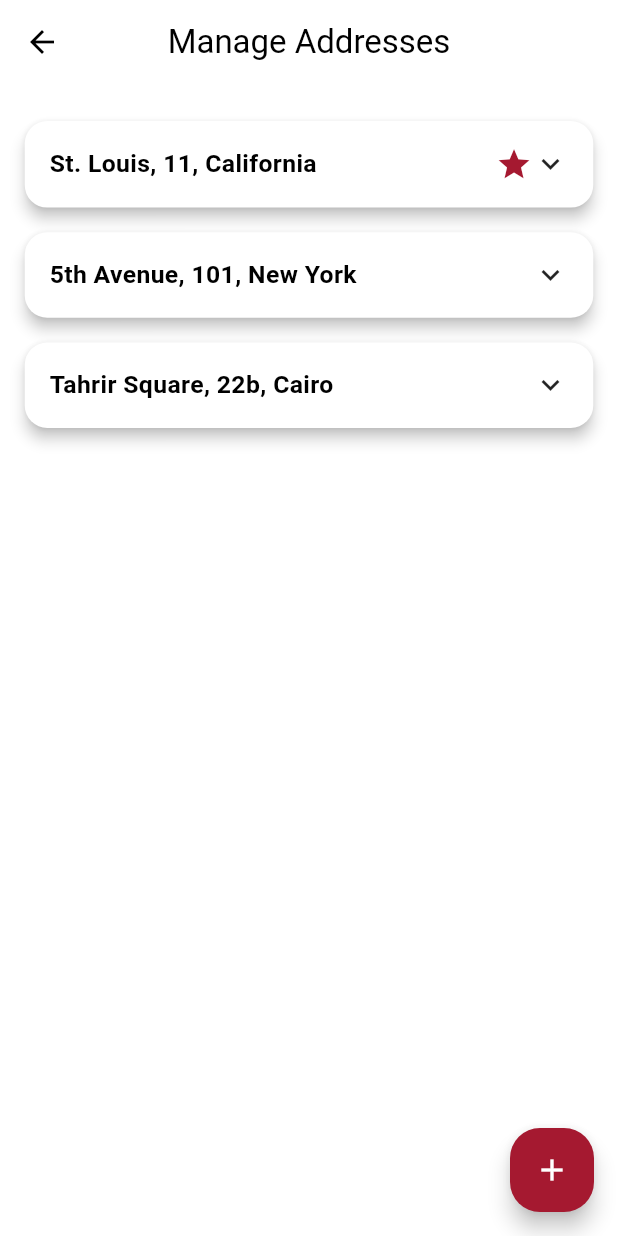
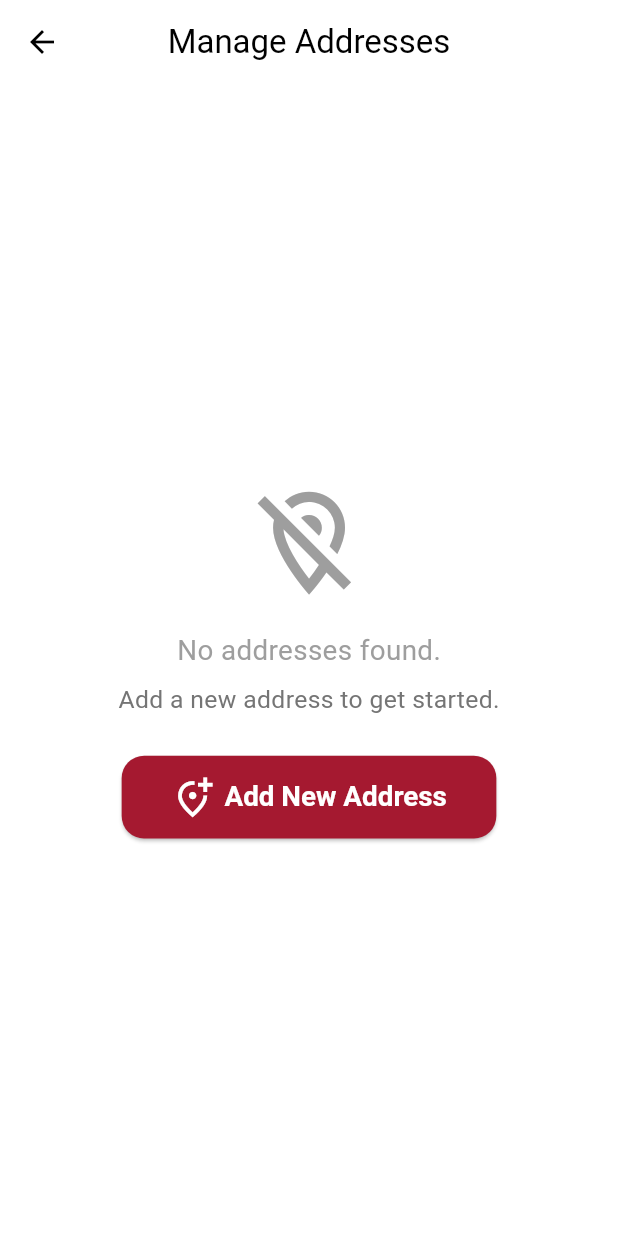
Before and after one commit to iSeFz/ELEVATE-Mobile, a Flutter app: the ManageAddressesPage screen opened directly, on a phone screen of 412 x 824 dp. Run offline on Flutter 3.47's test engine with Material 3 defaults, Android fonts, the light colour scheme and no system bars; our stand-ins replace bloc, firebase_auth, firebase_core, flutter_bloc, google_sign_in; accounts and stored records are empty.

Commit message:
Integrate the Addresses Screen with Backend
- Integrate the Addresses Screen with Backend
- Added additional attributes to the address: latitude, longitude, postal code, displayed address

```diff
--- a/elevate/lib/models/address.dart
+++ b/elevate/lib/models/address.dart
@@ -1,15 +1,23 @@
 class UserAddress {
   String id;
+  String displayedAddress;
   String city;
   String street;
   String building;
+  String postalCode;
+  String latitude;
+  String longitude;
   bool isDefault;
 
   UserAddress({
     required this.id,
+    required this.displayedAddress,
     required this.city,
     required this.street,
     required this.building,
+    required this.postalCode,
+    required this.latitude,
+    required this.longitude,
     this.isDefault = false,
   });
 }
--- a/elevate/lib/screens/user_profile/manage_addresses_page.dart
+++ b/elevate/lib/screens/user_profile/manage_addresses_page.dart
@@ -1,5 +1,10 @@
 import 'package:flutter/material.dart';
 import '../../models/address.dart';
+import 'dart:convert';
+import 'package:http/http.dart' as http;
+import '../../constants/app_constants.dart';
+import '../../cubits/customer_cubit.dart';
+import 'package:flutter_bloc/flutter_bloc.dart';
 
 class ManageAddressesPage extends StatefulWidget {
   const ManageAddressesPage({super.key});
@@ -9,28 +14,8 @@ class ManageAddressesPage extends StatefulWidget {
 }
 
 class _ManageAddressesPageState extends State<ManageAddressesPage> {
-  // Sample list of addresses - replace with actual data source
-  final List<UserAddress> _addresses = [
-    UserAddress(
-      id: '1',
-      city: 'California',
-      street: 'St. Louis',
-      building: '11',
-      isDefault: true,
-    ),
-    UserAddress(
-      id: '2',
-      city: 'New York',
-      street: '5th Avenue',
-      building: '101',
-    ),
-    UserAddress(
-      id: '3',
-      city: 'Cairo',
-      street: 'Tahrir Square',
-      building: '22b',
-    ),
-  ];
+  final List<UserAddress> _addresses = [];
+  bool _isLoading = true; // Add loading state
 
   // To keep track of which card is expanded
   String? _expandedAddressId;
@@ -39,8 +24,15 @@ class _ManageAddressesPageState extends State<ManageAddressesPage> {
   final _cityController = TextEditingController();
   final _streetController = TextEditingController();
   final _buildingController = TextEditingController();
+  final _postalCodeController = TextEditingController();
 
   final _addressFormKey = GlobalKey<FormState>(); // Added FormKey
+
+  @override
+  void initState() {
+    super.initState();
+    fetchAddresses();
+  }
 
   @override
   void dispose() {
@@ -48,6 +40,70 @@ class _ManageAddressesPageState extends State<ManageAddressesPage> {
     _streetController.dispose();
     _buildingController.dispose();
     super.dispose();
+  }
+
+  Future<void> fetchAddresses() async {
+    setState(() {
+      _isLoading = true;
+    });
+    final customerState = context.read<CustomerCubit>().state;
+    String? userId;
+    if (customerState is CustomerLoggedIn) {
+      userId = customerState.customer.id;
+    } else if (customerState is CustomerLoaded) {
+      userId = customerState.customer.id;
+    }
+    if (userId == null) {
+      setState(() {
+        _isLoading = false;
+      });
+      return;
+    }
+
+    final url = "$apiBaseURL/v1/customers/me?userId=$userId";
+    try {
+      final response = await http.get(
+        Uri.parse(url),
+        headers: {testAuthHeader: testAuthValue},
+      );
+      if (response.statusCode == 200) {
+        final data = json.decode(response.body);
+        final addresses = data['data']['addresses'] as List<dynamic>? ?? [];
+        setState(() {
+          _addresses.clear();
+          for (int i = 0; i < addresses.length; i++) {
+            final addr = addresses[i];
+            _addresses.add(
+              UserAddress(
+                id: i.toString(),
+                displayedAddress:
+                    '${addr['building']} ${addr['street']}, ${addr['city']}',
+                city: addr['city'] ?? '',
+                street: addr['street'] ?? '',
+                building: addr['building'].toString(),
+                postalCode: addr['postalCode'].toString(),
+                latitude: addr['latitude'].toString(),
+                longitude: addr['longitude'].toString(),
+                isDefault: i == 0, // Mark first as default
+              ),
+            );
+          }
+          _isLoading = false; // Done loading
+        });
+      } else {
+        setState(() {
+          _isLoading = false;
+        });
+      }
+    } catch (e) {
+      setState(() {
+        _isLoading = false;
+      });
+      print('Error fetching addresses: $e');
+      ScaffoldMessenger.of(
+        context,
+      ).showSnackBar(SnackBar(content: Text('Failed to load addresses.')));
+    }
   }
 
   void _toggleExpand(String addressId) {
@@ -58,6 +114,7 @@ class _ManageAddressesPageState extends State<ManageAddressesPage> {
         _cityController.clear();
         _streetController.clear();
         _buildingController.clear();
+        _postalCodeController.clear();
       } else {
         _expandedAddressId = addressId;
         // Populate controllers when expanding
@@ -65,6 +122,7 @@ class _ManageAddressesPageState extends State<ManageAddressesPage> {
         _cityController.text = address.city;
         _streetController.text = address.street;
         _buildingController.text = address.building;
+        _postalCodeController.text = address.postalCode;
       }
     });
   }
@@ -109,13 +167,16 @@ class _ManageAddressesPageState extends State<ManageAddressesPage> {
 
   void _addNewAddress() {
     // TODO: Implement logic to add a new address, possibly navigate to a new form page or show a dialog
-    // For now, let's add a dummy address and expand it
     final newId = (_addresses.length + 1).toString();
     final newAddress = UserAddress(
       id: newId,
+      displayedAddress: '',
       city: '',
       street: '',
       building: '',
+      postalCode: '',
+      latitude: '',
+      longitude: '',
     );
     setState(() {
       _addresses.add(newAddress);
@@ -123,6 +184,7 @@ class _ManageAddressesPageState extends State<ManageAddressesPage> {
       _cityController.clear();
       _streetController.clear();
       _buildingController.clear();
+      _postalCodeController.clear();
     });
   }
 
@@ -160,7 +222,9 @@ class _ManageAddressesPageState extends State<ManageAddressesPage> {
                 child: const Icon(Icons.add),
               ),
       body:
-          _addresses.isEmpty
+          _isLoading
+              ? Center(child: CircularProgressIndicator())
+              : _addresses.isEmpty
               ? Center(
                 child: Column(
                   mainAxisAlignment: MainAxisAlignment.center,
@@ -191,26 +255,24 @@ class _ManageAddressesPageState extends State<ManageAddressesPage> {
                       icon: Icon(
                         Icons.add_location_alt_outlined,
                         size: screenWidth * 0.07,
-                      ), // Increased icon size
+                      ),
                       label: Text(
                         'Add New Address',
                         style: TextStyle(fontSize: screenWidth * 0.045),
-                      ), // Increased text size
+                      ),
                       onPressed: _addNewAddress,
                       style: ElevatedButton.styleFrom(
                         backgroundColor: Theme.of(context).primaryColor,
                         foregroundColor: Colors.white,
                         padding: EdgeInsets.symmetric(
-                          // Increased padding
                           horizontal: screenWidth * 0.08,
                           vertical: screenHeight * 0.016,
                         ),
                         textStyle: TextStyle(
                           fontSize: screenWidth * 0.045,
                           fontWeight: FontWeight.bold,
-                        ), // Ensured text style consistency
+                        ),
                         shape: RoundedRectangleBorder(
-                          // Optional: make it more rounded
                           borderRadius: BorderRadius.circular(15),
                         ),
                       ),
@@ -255,7 +317,7 @@ class _ManageAddressesPageState extends State<ManageAddressesPage> {
                                                       a.building.isNotEmpty),
                                             ))
                                         ? 'New Address'
-                                        : '${address.street}, ${address.building}, ${address.city}',
+                                        : address.displayedAddress,
                                     style: TextStyle(
                                       fontSize: screenWidth * 0.04,
                                       fontWeight: FontWeight.bold,
@@ -286,10 +348,24 @@ class _ManageAddressesPageState extends State<ManageAddressesPage> {
                                   ),
                                   child: Column(
                                     children: [
-                                      _buildEditableAddressField(
-                                        label: 'City',
-                                        controller: _cityController,
-                                        screenWidth: screenWidth,
+                                      Row(
+                                        children: [
+                                          Expanded(
+                                            child: _buildEditableAddressField(
+                                              label: 'City',
+                                              controller: _cityController,
+                                              screenWidth: screenWidth,
+                                            ),
+                                          ),
+                                          SizedBox(width: screenWidth * 0.03),
+                                          Expanded(
+                                            child: _buildEditableAddressField(
+                                              label: 'Postal Code',
+                                              controller: _postalCodeController,
+                                              screenWidth: screenWidth,
+                                            ),
+                                          ),
+                                        ],
                                       ),
                                       SizedBox(height: screenHeight * 0.015),
                                       Row(
```
